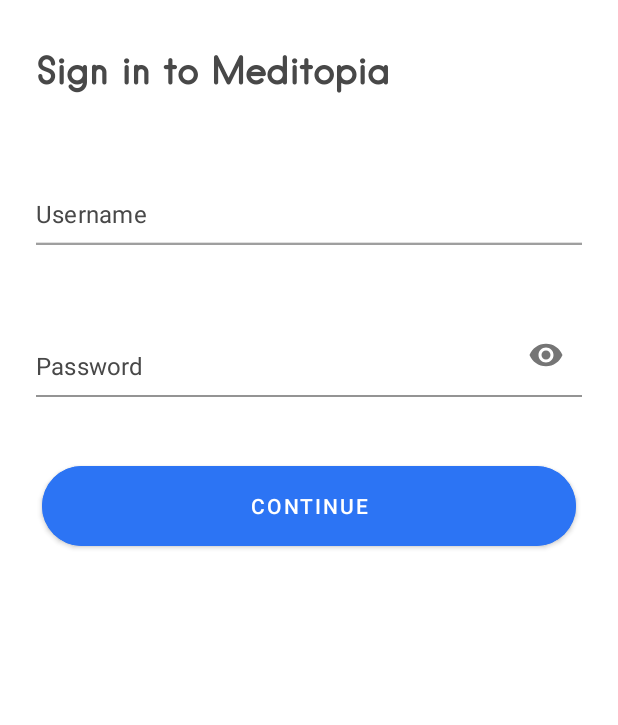
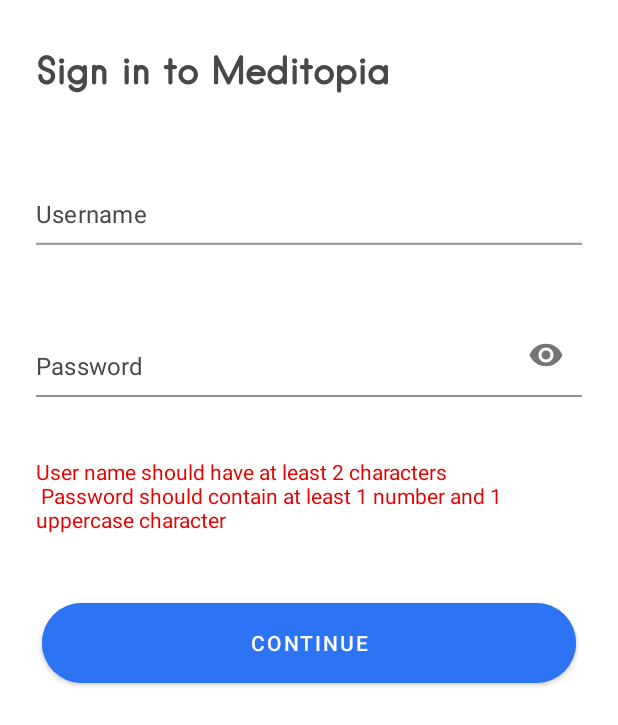
Before and after one commit to oguzzhan/Relax, an Android app: the layout login_fragment.xml on its own in the app's theme, with its tools: preview values and no code run, on a phone screen of 412 x 824 dp. Shown: the top 725 px of the screen. Run offline under Robolectric (Android 15) with nearby library versions, the phone set to English and light mode, and no system bars.

Commit message:
username password regex implemented

```diff
--- a/app/src/main/java/com/ozzy/relax/ui/login/LoginFragment.kt
+++ b/app/src/main/java/com/ozzy/relax/ui/login/LoginFragment.kt
@@ -25,6 +25,7 @@ class LoginFragment : Fragment() {
             requireActivity().backGroundColorDrawable(it)
         }
         binding = LoginFragmentBinding.inflate(inflater, container, false)
+        binding.lifecycleOwner = viewLifecycleOwner
         binding.viewModel = viewModel
         return binding.root
     }
--- a/app/src/main/res/layout/login_fragment.xml
+++ b/app/src/main/res/layout/login_fragment.xml
@@ -40,6 +40,7 @@
                 android:id="@+id/editTextLogin"
                 android:layout_width="match_parent"
                 android:layout_height="wrap_content"
+                android:text="@={viewModel.userName}"
                 android:background="@android:color/transparent"
                 android:hint="@string/login_hint"
                 android:inputType="text"
@@ -63,23 +64,37 @@
                 android:layout_height="wrap_content"
                 android:background="@android:color/transparent"
                 android:hint="@string/password_hint"
+                android:text="@={viewModel.password}"
                 android:inputType="textPassword"
                 android:paddingStart="0dp"
                 android:paddingEnd="0dp"
                 android:textColorHint="@color/pig_iron" />
         </com.google.android.material.textfield.TextInputLayout>
 
+        <TextView
+            android:id="@+id/textViewError"
+            android:layout_width="match_parent"
+            android:layout_height="wrap_content"
+            android:layout_marginTop="40dp"
+            android:text="@string/login_error"
+            android:textColor="@color/red"
+            android:visibility="@{viewModel.errorVisible}"
+            app:layout_constraintTop_toBottomOf="@+id/editTextPasswordLayout"
+            tools:layout_editor_absoluteX="24dp" />
+
         <com.google.android.material.button.MaterialButton
+            android:id="@+id/materialButton"
             android:layout_width="0dp"
             android:layout_height="65dp"
             android:layout_marginStart="4dp"
             android:layout_marginTop="40dp"
             android:layout_marginEnd="4dp"
             android:backgroundTint="@color/glimpse"
+            android:onClick="@{v-> viewModel.buttonClick()}"
             android:text="@string/login_continue"
             app:cornerRadius="36.21dp"
             app:layout_constraintEnd_toEndOf="parent"
             app:layout_constraintStart_toStartOf="parent"
-            app:layout_constraintTop_toBottomOf="@id/editTextPasswordLayout" />
+            app:layout_constraintTop_toBottomOf="@+id/textViewError" />
     </androidx.constraintlayout.widget.ConstraintLayout>
 </layout>
--- a/app/src/main/res/values/colors.xml
+++ b/app/src/main/res/values/colors.xml
@@ -11,6 +11,7 @@
 
     <color name="glimpse">#2C74F4</color>
     <color name="blue">#009FE8</color>
+    <color name="red">#E80000</color>
     <color name="pig_iron">#484848</color>
     <color name="gray40">#66AFAFAF</color>
     <color name="login_text_color">@color/pig_iron</color>
--- a/app/src/main/res/values/strings.xml
+++ b/app/src/main/res/values/strings.xml
@@ -4,4 +4,5 @@
     <string name="login_hint">Username</string>
     <string name="password_hint">Password</string>
     <string name="login_continue">Continue</string>
+    <string name="login_error">User name should have at least 2 characters \n Password should contain at least 1 number and 1 uppercase character</string>
 </resources>
```
Also changed, not shown: app/src/main/java/com/ozzy/relax/ui/login/LoginViewModel.kt (+31 -1 lines), app/src/main/java/com/ozzy/relax/utils/BindingAdapters.kt (added, +13 -0 lines).
